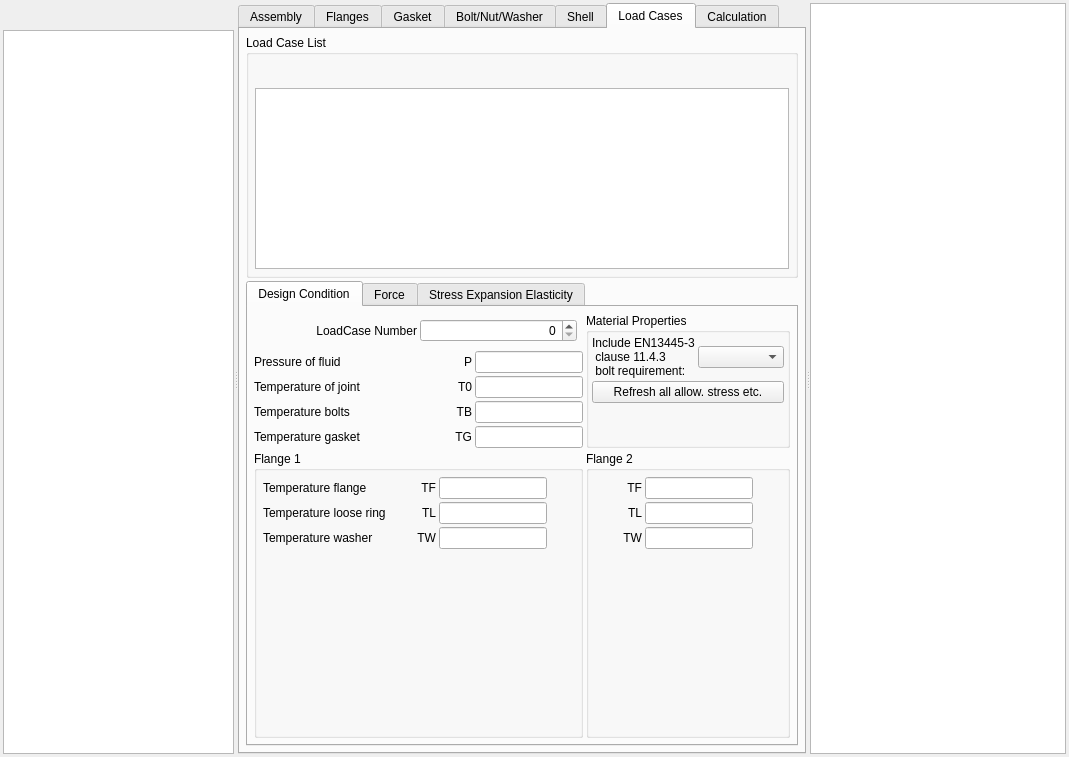
This is pcalc/src/gui/pcalc_en1591widget.ui in hermixy/biluna as Qt 5 draws it before an edit. The edited form follows.
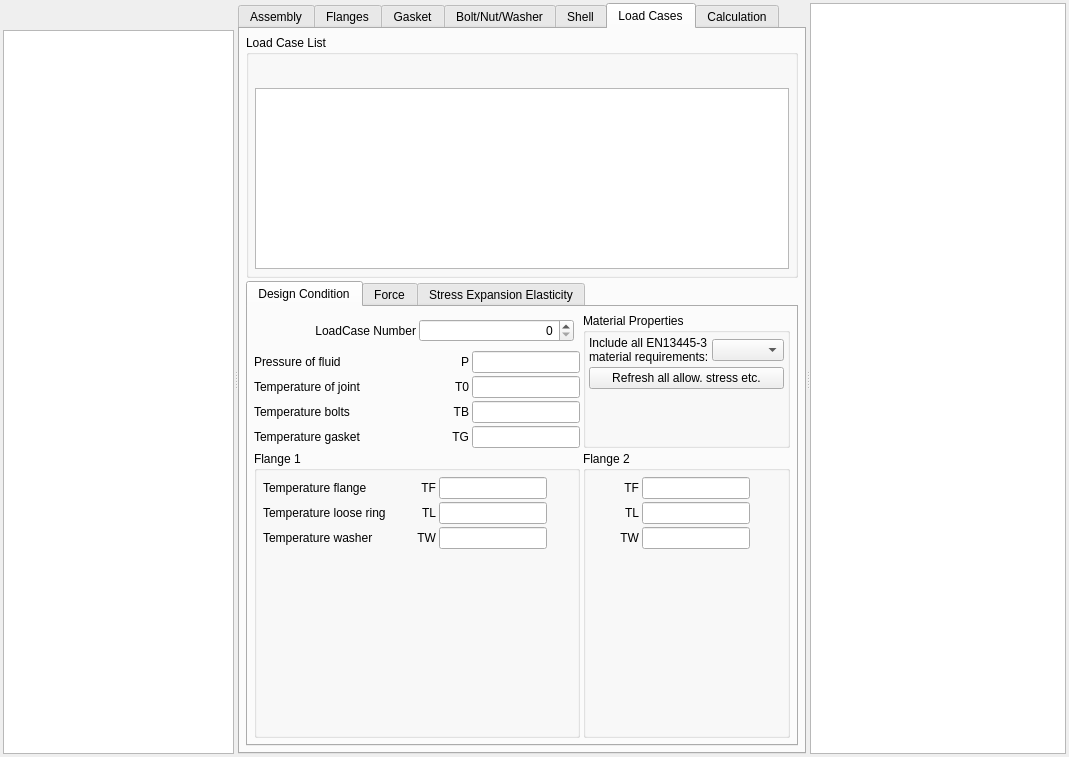
This is the edited form. The open tabs and pages were chosen to show the change. Icons and pictures are not drawn. Custom widgets are drawn as their Qt base class.

```diff
--- a/pcalc/src/gui/pcalc_en1591widget.ui
+++ b/pcalc/src/gui/pcalc_en1591widget.ui
@@ -3511,9 +3511,8 @@
                 <item row="0" column="0">
                  <widget class="QLabel" name="lblBoltRequirement">
                   <property name="text">
-                   <string>Include EN13445-3
- clause 11.4.3
- bolt requirement:</string>
+                   <string>Include all EN13445-3
+material requirements:</string>
                   </property>
                  </widget>
                 </item>
```
Left out of the diff: 120 changed lines with no effect on the pictures.
